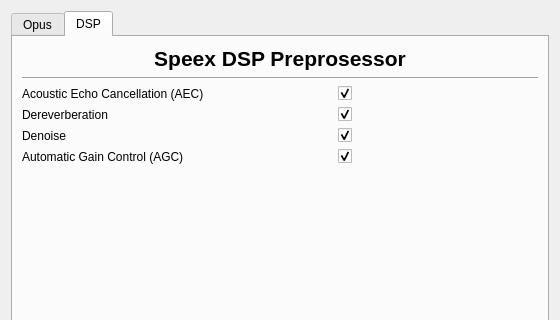
Qt form ui/audiosettings.ui (ultravideo/uvgComm) before a commit; both pictures show x 0 to 560 and y 0 to 320 of the 560 by 640 pixel window.
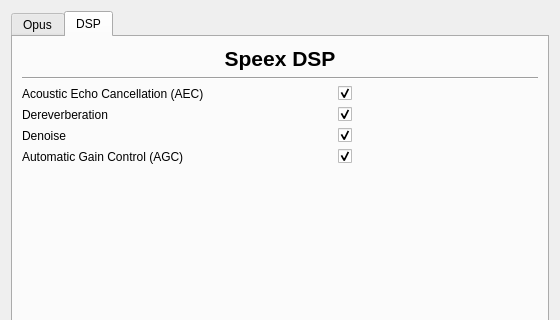
The same form after that commit. The open tabs and pages were chosen to show the change.

Commit message: feature(Processing): Disable all of AEC when the flag is disabled

```diff
--- a/ui/audiosettings.ui
+++ b/ui/audiosettings.ui
@@ -305,7 +305,7 @@
           </font>
          </property>
          <property name="text">
-          <string>Speex DSP Preprosessor</string>
+          <string>Speex DSP</string>
          </property>
          <property name="alignment">
           <set>Qt::AlignCenter</set>
```
The commit also changes 2 other files.
